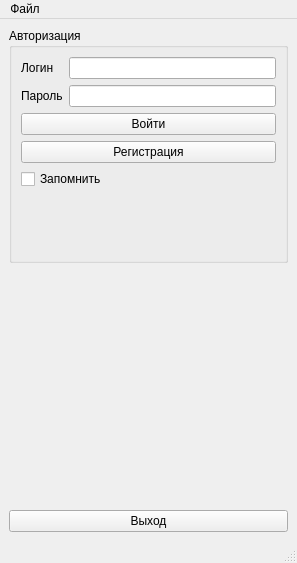
First picture: the form in mainwindow.ui, repository grigorenkokoko/memebox, before the edit.
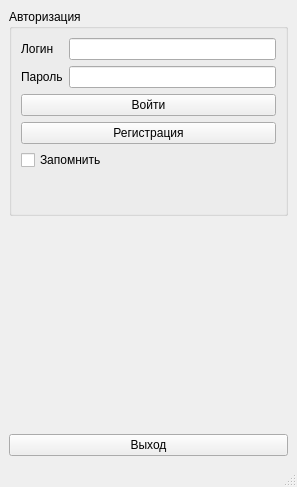
Second picture: the form after the edit. Icons and pictures are not drawn.

Patch:
```diff
--- a/mainwindow.ui
+++ b/mainwindow.ui
@@ -7,7 +7,7 @@
     <x>0</x>
     <y>0</y>
     <width>297</width>
-    <height>563</height>
+    <height>487</height>
    </rect>
   </property>
   <property name="windowTitle">
@@ -97,16 +97,6 @@
      <height>25</height>
     </rect>
    </property>
-   <widget class="QMenu" name="menu">
-    <property name="title">
-     <string>Файл</string>
-    </property>
-    <addaction name="action_add"/>
-    <addaction name="separator"/>
-    <addaction name="action_open"/>
-    <addaction name="action_exit"/>
-   </widget>
-   <addaction name="menu"/>
   </widget>
   <widget class="QStatusBar" name="statusbar"/>
   <action name="action_add">
```
Left out of the diff: 2 changed lines with no effect on the pictures.
